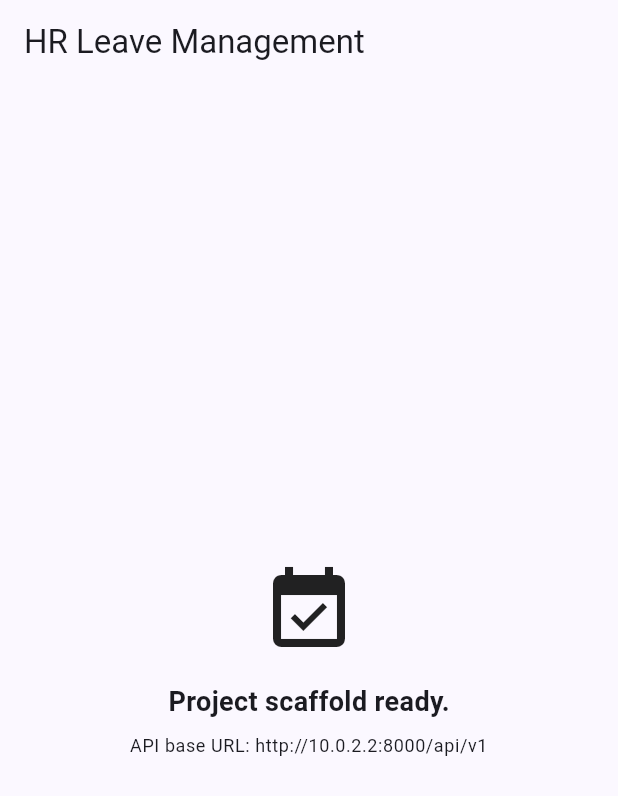
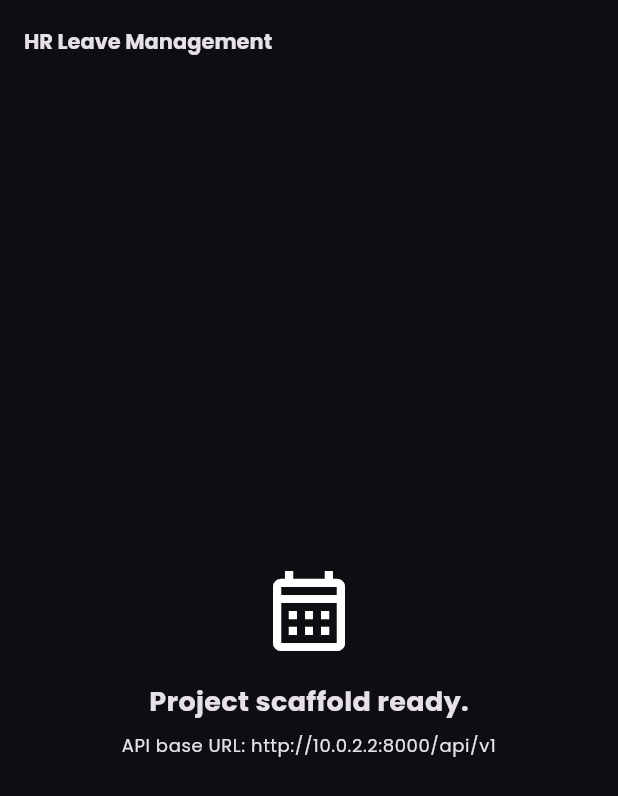
Before and after one commit to sokhai-cambodia/hr-leave-management-flutter, a Flutter app: the screen it shows after launch, on a phone screen of 412 x 824 dp. Shown: the top 796 px of the screen. Run offline on Flutter 3.47's test engine with Material 3 defaults, Android fonts, the phone set to English and light mode, and no system bars; our stand-ins replace get, google_fonts.

Commit message:
Establish shared brand design system (Task 2.1 theme portion, pulled forward)
Add lib/app/theme/app_theme.dart: centralized light/dark ThemeData built
from a small restrained token set (indigo accent, Poppins via google_fonts,
pill buttons, filled borderless inputs, 16px rounded cards) instead of
Material 3's full auto-generated tonal palette, for a minimal/clean look.
Wired into main.dart, defaulting to dark theme.

Tried the iconly package for a nicer icon set; it extends IconData, which
is now a final class in the current Flutter SDK, so it fails to compile.
Reverted to Material's own outlined icon variants instead.

Tokens documented in SPEC.md S9 and intended to be mirrored in the sibling
Android app's Jetpack Compose MaterialTheme, so both clients present one
consistent product despite being separate codebases.

```diff
--- /dev/null
+++ b/lib/app/theme/app_theme.dart
@@ -0,0 +1,111 @@
+import 'package:flutter/material.dart';
+import 'package:google_fonts/google_fonts.dart';
+
+/// Shared brand design tokens for HR Leave Management.
+///
+/// These values are mirrored in the Jetpack Compose theme of the sibling
+/// Android app so both clients present one consistent product, even though
+/// they're built on completely different frameworks. Keep the two in sync
+/// if a token changes here.
+abstract class AppColors {
+  static const Color primary = Color(0xFF3F51B5); // Indigo
+  static const Color darkBackground = Color(0xFF0E0E12);
+  static const Color darkSurface = Color(0xFF1A1A20);
+  static const Color lightBackground = Color(0xFFF7F7FA);
+  static const Color lightSurface = Color(0xFFFFFFFF);
+  static const Color danger = Color(0xFFE53935);
+  static const Color warning = Color(0xFFFB8C00);
+  static const Color success = Color(0xFF43A047);
+}
+
+abstract class AppShapes {
+  static const double buttonRadius = 28;
+  static const double cardRadius = 16;
+  static const double fieldRadius = 14;
+}
+
+class AppTheme {
+  AppTheme._();
+
+  static ThemeData get light => _build(Brightness.light);
+  static ThemeData get dark => _build(Brightness.dark);
+
+  static ThemeData _build(Brightness brightness) {
+    final isDark = brightness == Brightness.dark;
+    final background = isDark
+        ? AppColors.darkBackground
+        : AppColors.lightBackground;
+    final surface = isDark ? AppColors.darkSurface : AppColors.lightSurface;
+    final onSurface = isDark ? Colors.white : Colors.black87;
+
+    final colorScheme = ColorScheme(
+      brightness: brightness,
+      primary: AppColors.primary,
+      onPrimary: Colors.white,
+      secondary: AppColors.primary,
+      onSecondary: Colors.white,
+      error: AppColors.danger,
+      onError: Colors.white,
+      surface: surface,
+      onSurface: onSurface,
+    );
+
+    final textTheme = GoogleFonts.poppinsTextTheme(
+      isDark ? ThemeData.dark().textTheme : ThemeData.light().textTheme,
+    );
+
+    return ThemeData(
+      brightness: brightness,
+      colorScheme: colorScheme,
+      scaffoldBackgroundColor: background,
+      textTheme: textTheme,
+      appBarTheme: AppBarTheme(
+        backgroundColor: background,
+        foregroundColor: onSurface,
+        elevation: 0,
+        centerTitle: false,
+        titleTextStyle: textTheme.titleLarge?.copyWith(
+          fontWeight: FontWeight.bold,
+        ),
+      ),
+      cardTheme: CardThemeData(
+        color: surface,
+        elevation: 0,
+        shape: RoundedRectangleBorder(
+          borderRadius: BorderRadius.circular(AppShapes.cardRadius),
+        ),
+      ),
+      inputDecorationTheme: InputDecorationTheme(
+        filled: true,
+        fillColor: surface,
+        border: OutlineInputBorder(
+          borderRadius: BorderRadius.circular(AppShapes.fieldRadius),
+          borderSide: BorderSide.none,
+        ),
+        contentPadding: const EdgeInsets.symmetric(
+          horizontal: 16,
+          vertical: 16,
+        ),
+      ),
+      elevatedButtonTheme: ElevatedButtonThemeData(
+        style: ElevatedButton.styleFrom(
+          backgroundColor: AppColors.primary,
+          foregroundColor: Colors.white,
+          minimumSize: const Size.fromHeight(52),
+          shape: RoundedRectangleBorder(
+            borderRadius: BorderRadius.circular(AppShapes.buttonRadius),
+          ),
+          textStyle: textTheme.titleMedium?.copyWith(
+            fontWeight: FontWeight.w600,
+          ),
+        ),
+      ),
+      chipTheme: ChipThemeData(
+        shape: RoundedRectangleBorder(
+          borderRadius: BorderRadius.circular(AppShapes.buttonRadius),
+        ),
+      ),
+      useMaterial3: true,
+    );
+  }
+}
--- a/lib/main.dart
+++ b/lib/main.dart
@@ -1,6 +1,7 @@
 import 'package:flutter/material.dart';
 import 'package:get/get.dart';
 
+import 'app/theme/app_theme.dart';
 import 'core/constants/env.dart';
 
 void main() {
@@ -14,13 +15,9 @@ class HrLeaveManagementApp extends StatelessWidget {
   Widget build(BuildContext context) {
     return GetMaterialApp(
       title: 'HR Leave Management',
-      theme: ThemeData(colorScheme: ColorScheme.fromSeed(seedColor: Colors.indigo)),
-      darkTheme: ThemeData(
-        colorScheme: ColorScheme.fromSeed(
-          seedColor: Colors.indigo,
-          brightness: Brightness.dark,
-        ),
-      ),
+      theme: AppTheme.light,
+      darkTheme: AppTheme.dark,
+      themeMode: ThemeMode.dark,
       home: const PlaceholderHomePage(),
     );
   }
@@ -39,7 +36,7 @@ class PlaceholderHomePage extends StatelessWidget {
           child: Column(
             mainAxisAlignment: MainAxisAlignment.center,
             children: [
-              const Icon(Icons.event_available, size: 64),
+              const Icon(Icons.calendar_month_outlined, size: 64),
               const SizedBox(height: 16),
               const Text(
                 'Project scaffold ready.',
--- a/pubspec.yaml
+++ b/pubspec.yaml
@@ -38,7 +38,7 @@ dependencies:
   dio: ^5.10.0
   flutter_secure_storage: ^10.3.1
   get_storage: ^2.1.1
-
+  google_fonts: ^8.1.0
 dev_dependencies:
   flutter_test:
     sdk: flutter
```
Also changed, not shown: pubspec.lock, 2 other files.
